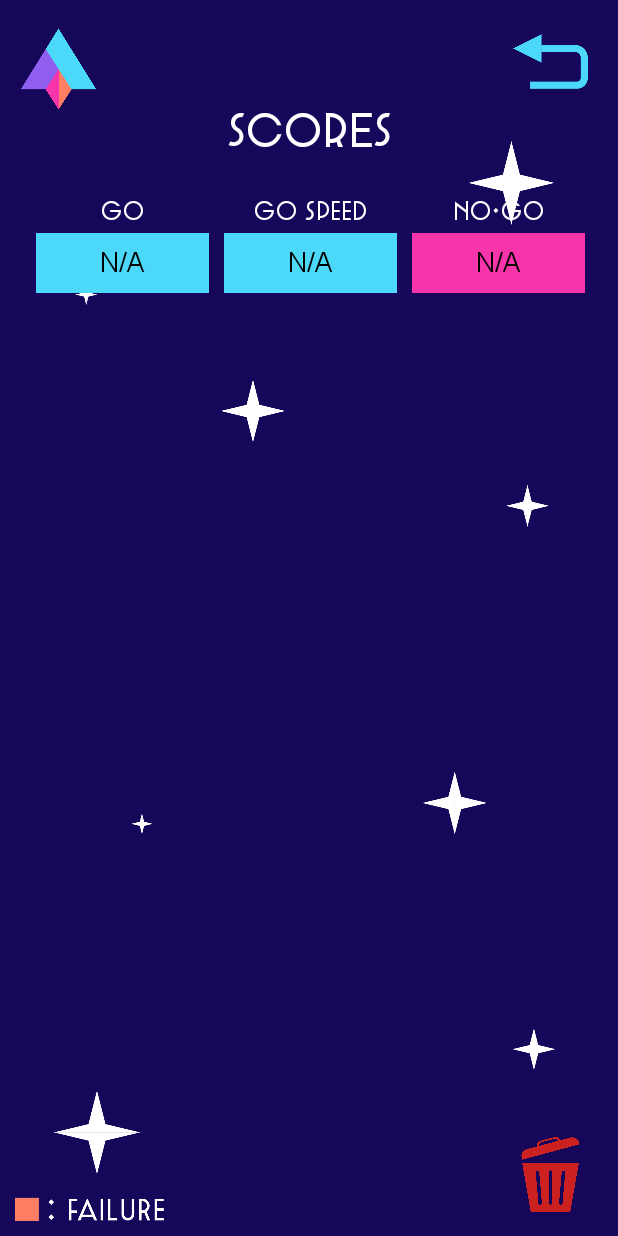
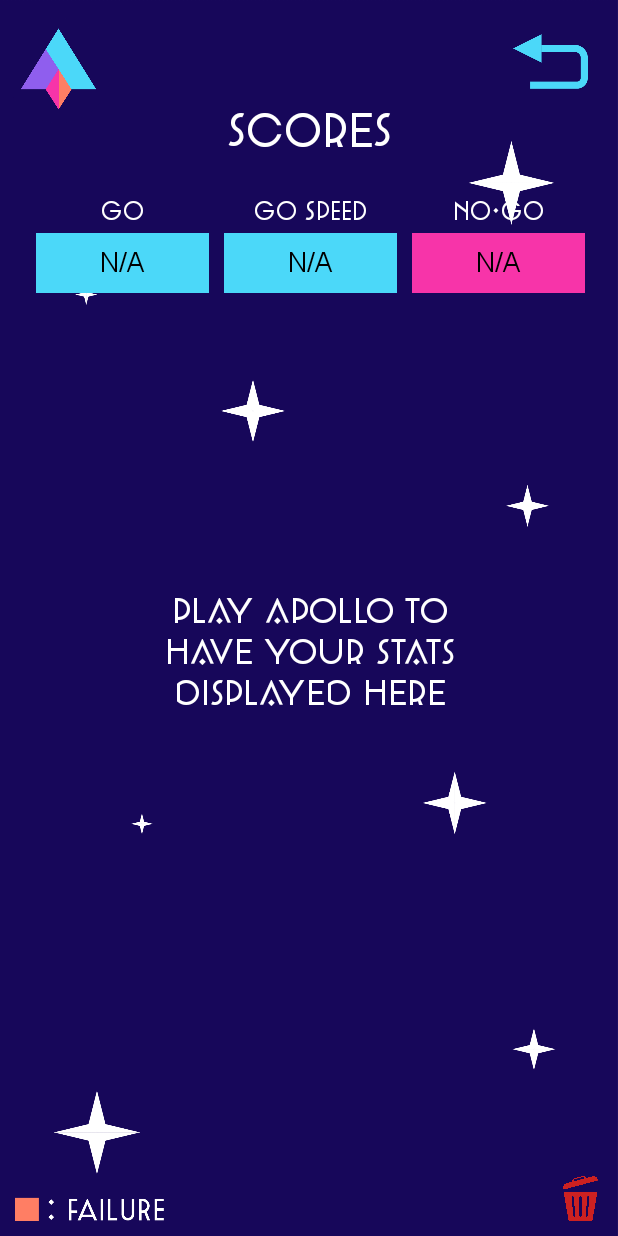
Before and after one commit to Chris-UMD/CMSC436-group16, an Android app: the Stats screen opened directly, with no data from a screen before it, on a phone screen of 412 x 824 dp. Run offline under Robolectric (Android 15) with nearby library versions, the phone set to English and light mode, and no system bars.

Commit message:
completed addition of programmatic stats display

```diff
--- a/Apollo/app/src/main/java/com/example/apollo/Stats.kt
+++ b/Apollo/app/src/main/java/com/example/apollo/Stats.kt
@@ -6,17 +6,27 @@ import android.media.AudioAttributes
 import android.media.MediaPlayer
 import android.media.SoundPool
 import android.os.Bundle
+import android.util.Log
 import android.view.View
+import android.widget.ImageView
 import android.widget.TextView
 import android.widget.Toast
 import androidx.appcompat.app.AppCompatActivity
+import androidx.constraintlayout.widget.ConstraintLayout
+import androidx.constraintlayout.widget.ConstraintSet
 
 class Stats : AppCompatActivity() {
+    // Logging TAG
+    private val TAG : String = "Stats"
+
     // audio systems
     private lateinit var soundPool : SoundPool // for button sound effects
 
     // sound file
     private var clearSound : Int = 0
+
+    // event ImageView references
+    private var events: MutableList<ImageView> = mutableListOf<ImageView>()
 
     override fun onCreate(savedInstanceState: Bundle?) {
         super.onCreate(savedInstanceState)
@@ -40,11 +50,16 @@ class Stats : AppCompatActivity() {
         // load sound effects
         clearSound = soundPool.load(this, R.raw.delete, 1)
 
+        // fill array
+        getEvents()
+
         // display stats
         displayStats()
     }
 
-    fun displayStats() {
+    private fun displayStats() {
+        Log.i(TAG, "displaying stats")
+
         val avgAccuracyNumTextView = findViewById<TextView>(R.id.avg_accuracy_num)
         val avgSpeedNumTextView = findViewById<TextView>(R.id.avg_speed_num)
         val avgNoGoAccuracyNumTextView = findViewById<TextView>(R.id.no_go_accuracy_num)
@@ -55,14 +70,83 @@ class Stats : AppCompatActivity() {
             avgAccuracyNumTextView.text = preferences.getFloat("totalGoAccuracy", 0f).toString() + "%"
             avgSpeedNumTextView.text = preferences.getFloat("totalGoAvgSpeed", 0f).toString() + " sec"
             avgNoGoAccuracyNumTextView.text = preferences.getFloat("totalNogoAccuracy", 0f).toString() + "%"
+
+            // programmatically add individual session data to screen
+            displayEvents()
+
         } else {
             avgAccuracyNumTextView.text = "N/A"
             avgSpeedNumTextView.text = "N/A"
             avgNoGoAccuracyNumTextView.text = "N/A"
+
+            // display "no stats notification"
+            clearEvents()
         }
     }
 
+    private fun getEvents() {
+        Log.i(TAG, "filling events list")
+
+        events.add(findViewById<ImageView>(R.id.event1))
+        events.add(findViewById<ImageView>(R.id.event2))
+        events.add(findViewById<ImageView>(R.id.event3))
+        events.add(findViewById<ImageView>(R.id.event4))
+        events.add(findViewById<ImageView>(R.id.event5))
+        events.add(findViewById<ImageView>(R.id.event6))
+        events.add(findViewById<ImageView>(R.id.event7))
+        events.add(findViewById<ImageView>(R.id.event8))
+        events.add(findViewById<ImageView>(R.id.event9))
+        events.add(findViewById<ImageView>(R.id.event10))
+    }
+
+    private fun displayEvents() {
+        Log.i(TAG, "displaying events")
+
+        val goSuccess = getDrawable(R.drawable.go_success)
+        val goFailure = getDrawable(R.drawable.go_failure)
+        val nogoSuccess = getDrawable(R.drawable.nogo_success)
+        val nogoFailure = getDrawable(R.drawable.nogo_failure)
+
+        val iterator = events.iterator()
+
+        // display all events
+        while (iterator.hasNext()) {
+            var view = iterator.next()
+            view.visibility = View.VISIBLE
+
+            // switch case on Go ✔/❌ or No-Go ✔/❌ to set background image
+            view.background = goSuccess
+//            view.background = goFailure
+//            view.background = nogoSuccess
+//            view.background = nogoFailure
+        }
+
+        // hide no events notification
+        val noEvents = findViewById<TextView>(R.id.no_stats)
+        noEvents.visibility = View.GONE
+    }
+
+    private fun clearEvents() {
+        Log.i(TAG, "clearing events")
+
+        val iterator = events.iterator()
+
+        // hide all events
+        while (iterator.hasNext()) {
+            var view = iterator.next()
+            view.visibility = View.GONE
+        }
+
+        // reveal no events notification
+        val noEvents = findViewById<TextView>(R.id.no_stats)
+        noEvents.visibility = View.VISIBLE
+    }
+
     fun onClickClear(v: View) {
+        val preferences = getSharedPreferences(getString(R.string.preference_file_key), Context.MODE_PRIVATE)
+
+        // if there are stats to clear
+        if (preferences.contains("totalGoAccuracy")) {
             // play sound effect
             soundPool.play(clearSound,0.5f,0.5f, 1, 0, 1.0f)
 
@@ -75,6 +159,10 @@ class Stats : AppCompatActivity() {
             displayStats()
 
             Toast.makeText(applicationContext, "Data cleared!", Toast.LENGTH_SHORT).show()
+
+        } else {
+            Toast.makeText(applicationContext, "There is no data to clear!", Toast.LENGTH_SHORT).show()
+        }
     }
 
     // return to main menu
--- a/Apollo/app/src/main/res/layout/stats.xml
+++ b/Apollo/app/src/main/res/layout/stats.xml
@@ -1,17 +1,19 @@
 <?xml version="1.0" encoding="utf-8"?>
-<androidx.constraintlayout.widget.ConstraintLayout xmlns:android="http://schemas.android.com/apk/res/android"
+<androidx.constraintlayout.widget.ConstraintLayout
+    xmlns:android="http://schemas.android.com/apk/res/android"
     xmlns:app="http://schemas.android.com/apk/res-auto"
     android:layout_width="match_parent"
     android:layout_height="match_parent"
-    android:background="@drawable/background_stats">
+    android:background="@drawable/background_stats"
+    android:id="@+id/stats_layout">
 
     <!-- CLEAR STATS BUTTON -->
     <ImageButton
         android:id="@+id/clear"
-        android:layout_width="50dp"
-        android:layout_height="50dp"
-        android:layout_marginBottom="16dp"
-        android:layout_marginEnd="20dp"
+        android:layout_width="30dp"
+        android:layout_height="30dp"
+        android:layout_marginBottom="10dp"
+        android:layout_marginEnd="10dp"
         android:background="#00FFFFFF"
         android:onClick="onClickClear"
         android:scaleType="fitCenter"
@@ -78,7 +80,8 @@
         app:layout_constraintEnd_toEndOf="parent"
         app:layout_constraintHorizontal_bias="0.504"
         app:layout_constraintStart_toStartOf="parent"
-        app:layout_constraintTop_toTopOf="parent" />
+        app:layout_constraintTop_toTopOf="parent"
+    />
 
     <!-- GO AVERAGE TITLE -->
     <TextView
@@ -104,7 +107,7 @@
         android:layout_marginLeft="5dp"
         android:background="@color/light_blue"
         android:fontFamily="@font/arial"
-        android:text="X%"
+        android:text="N/A"
         android:textSize="18dp"
         android:gravity="center"
         android:scaleType="fitCenter"
@@ -137,7 +140,7 @@
         android:layout_marginLeft="5dp"
         android:background="@color/light_blue"
         android:fontFamily="@font/arial"
-        android:text="X sec"
+        android:text="N/A"
         android:textSize="18dp"
         android:gravity="center"
         android:scaleType="fitCenter"
@@ -170,7 +173,7 @@
         android:layout_marginLeft="5dp"
         android:background="@color/pink"
         android:fontFamily="@font/arial"
-        android:text="X%"
+        android:text="N/A"
         android:textSize="18dp"
         android:gravity="center"
         android:scaleType="fitCenter"
@@ -179,12 +182,31 @@
         app:layout_constraintTop_toBottomOf="@id/go_title"
     />
 
+    <!-- NO STATS NOTIFICATION -->
+    <TextView
+        android:id="@+id/no_stats"
+        android:layout_width="250dp"
+        android:layout_height="150dp"
+        android:layout_marginTop="50dp"
+        android:background="@android:color/transparent"
+        android:fontFamily="@font/artographie_light"
+        android:textSize="24dp"
+        android:gravity="center"
+        android:scaleType="fitCenter"
+        android:text="PLAY APOLLO TO\nHAVE YOUR STATS\nDISPLAYED HERE"
+        android:textColor="@color/white"
+        app:layout_constraintBottom_toBottomOf="parent"
+        app:layout_constraintTop_toTopOf="parent"
+        app:layout_constraintEnd_toEndOf="parent"
+        app:layout_constraintStart_toStartOf="parent"
+    />
+
     <!-- SESSION LIST START MARKER -->
-    <TextView
+    <ImageView
         android:id="@+id/session_start"
         android:layout_width="375dp"
         android:layout_height="10dp"
-        android:layout_marginTop="20dp"
+        android:layout_marginTop="5dp"
         android:background="@android:color/transparent"
         android:gravity="center"
         android:textColor="@color/white"
@@ -193,4 +215,124 @@
         app:layout_constraintTop_toBottomOf="@id/avg_accuracy_num"
     />
 
+    <!-- SESSION DATA 1 -->
+    <ImageView
+        android:id="@+id/event1"
+        android:layout_width="365dp"
+        android:layout_height="40dp"
+        android:layout_marginLeft="5dp"
+        android:layout_marginTop="5dp"
+        android:background="@drawable/go_success"
+        app:layout_constraintStart_toStartOf="@id/session_start"
+        app:layout_constraintTop_toBottomOf="@id/session_start"
+    />
+
+    <!-- SESSION DATA 2 -->
+    <ImageView
+        android:id="@+id/event2"
+        android:layout_width="365dp"
+        android:layout_height="40dp"
+        android:layout_marginLeft="5dp"
+        android:layout_marginTop="5dp"
+        android:background="@drawable/go_success"
+        app:layout_constraintStart_toStartOf="@id/session_start"
+        app:layout_constraintTop_toBottomOf="@id/event1"
+    />
+
+    <!-- SESSION DATA 3 -->
+    <ImageView
+        android:id="@+id/event3"
+        android:layout_width="365dp"
+        android:layout_height="40dp"
+        android:layout_marginLeft="5dp"
+        android:layout_marginTop="5dp"
+        android:background="@drawable/go_success"
+        app:layout_constraintStart_toStartOf="@id/session_start"
+        app:layout_constraintTop_toBottomOf="@id/event2"
+    />
+
+    <!-- SESSION DATA 4 -->
+    <ImageView
+        android:id="@+id/event4"
+        android:layout_width="365dp"
+        android:layout_height="40dp"
+        android:layout_marginLeft="5dp"
+        android:layout_marginTop="5dp"
+        android:background="@drawable/go_success"
+        app:layout_constraintStart_toStartOf="@id/session_start"
+        app:layout_constraintTop_toBottomOf="@id/event3"
+    />
+
+    <!-- SESSION DATA 5 -->
+    <ImageView
+        android:id="@+id/event5"
+        android:layout_width="365dp"
+        android:layout_height="40dp"
+        android:layout_marginLeft="5dp"
+        android:layout_marginTop="5dp"
+        android:background="@drawable/go_success"
+        app:layout_constraintStart_toStartOf="@id/session_start"
+        app:layout_constraintTop_toBottomOf="@id/event4"
+    />
+
+    <!-- SESSION DATA 6 -->
+    <ImageView
+        android:id="@+id/event6"
+        android:layout_width="365dp"
+        android:layout_height="40dp"
+        android:layout_marginLeft="5dp"
+        android:layout_marginTop="5dp"
+        android:background="@drawable/go_success"
+        app:layout_constraintStart_toStartOf="@id/session_start"
+        app:layout_constraintTop_toBottomOf="@id/event5"
+    />
+
+    <!-- SESSION DATA 7 -->
+    <ImageView
+        android:id="@+id/event7"
+        android:layout_width="365dp"
+        android:layout_height="40dp"
+        android:layout_marginLeft="5dp"
+        android:layout_marginTop="5dp"
+        android:background="@drawable/go_success"
+        app:layout_constraintStart_toStartOf="@id/session_start"
+        app:layout_constraintTop_toBottomOf="@id/event6"
+    />
+
+    <!-- SESSION DATA 8 -->
+    <ImageView
+        android:id="@+id/event8"
+        android:layout_width="365dp"
+        android:layout_height="40dp"
+        android:layout_marginLeft="5dp"
+        android:layout_marginTop="5dp"
+        android:background="@drawable/go_success"
+        app:layout_constraintStart_toStartOf="@id/session_start"
+        app:layout_constraintTop_toBottomOf="@id/event7"
+    />
+
+    <!-- SESSION DATA 9 -->
+    <ImageView
+        android:id="@+id/event9"
+        android:layout_width="365dp"
+        android:layout_height="40dp"
+        android:layout_marginLeft="5dp"
+        android:layout_marginTop="5dp"
+        android:background="@drawable/go_success"
+        app:layout_constraintStart_toStartOf="@id/session_start"
+        app:layout_constraintTop_toBottomOf="@id/event8"
+    />
+
+    <!-- SESSION DATA 10 -->
+    <ImageView
+        android:id="@+id/event10"
+        android:layout_width="365dp"
+        android:layout_height="40dp"
+        android:layout_marginLeft="5dp"
+        android:layout_marginTop="5dp"
+        android:background="@drawable/go_success"
+        app:layout_constraintStart_toStartOf="@id/session_start"
+        app:layout_constraintTop_toBottomOf="@id/event9"
+    />
+
 </androidx.constraintlayout.widget.ConstraintLayout>
```
Also changed, not shown: Apollo/app/src/main/res/drawable/go_failure.png (added), Apollo/app/src/main/res/drawable/go_success.png (added), Apollo/app/src/main/res/drawable/nogo_failure.png (added), Apollo/app/src/main/res/drawable/nogo_success.png (added). Lines whose indentation alone changed are shown as unchanged.
